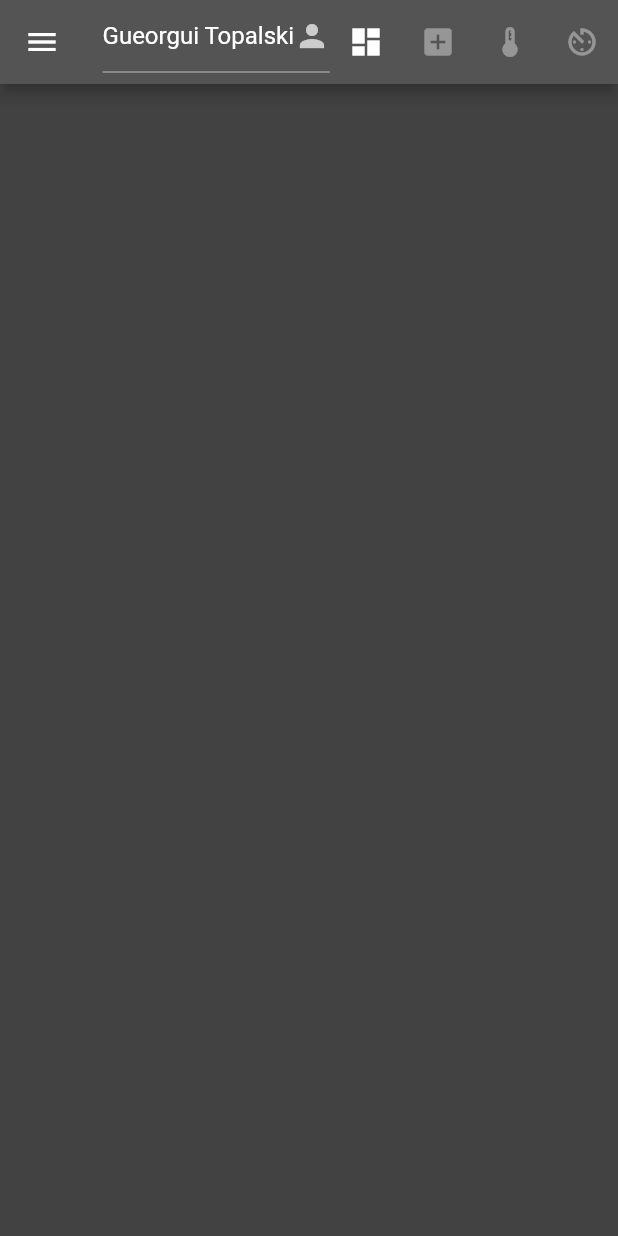
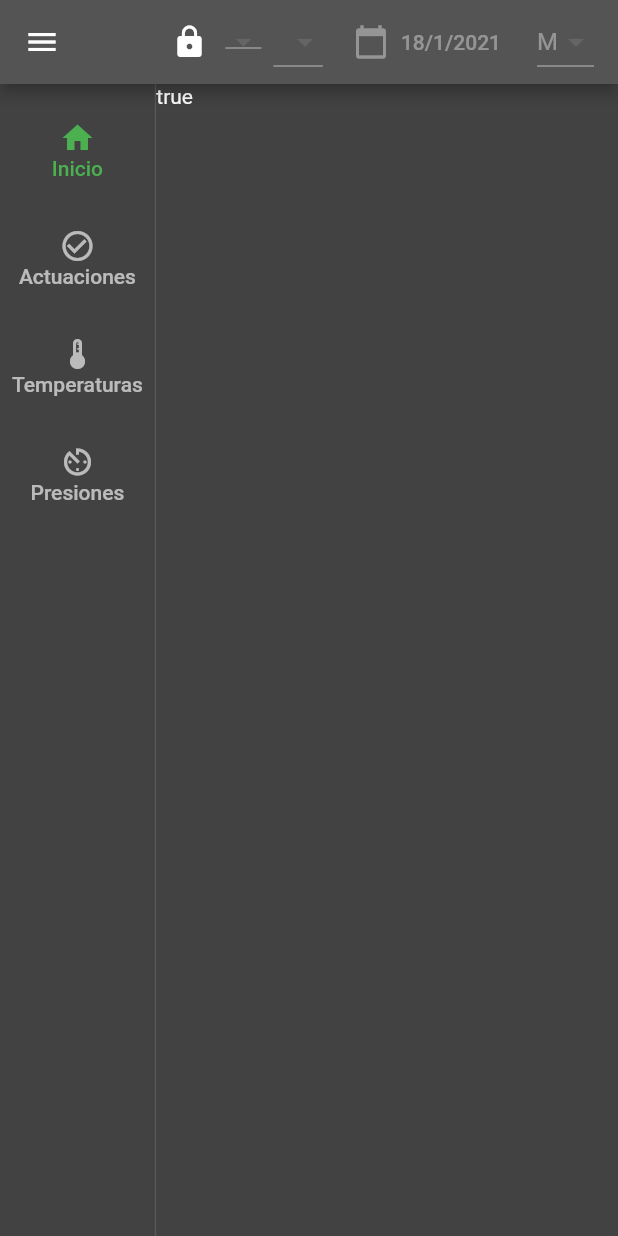
Before and after one commit to gorgtopalski/gm, a Flutter app: the screen it shows after launch, on a phone screen of 412 x 824 dp. Run offline on Flutter 3.47's test engine with Material 2 defaults, Android fonts, the phone set to English and light mode, and no system bars; our stand-ins replace get, hive; accounts and stored records are empty; generated files the repository leaves out were written again.

Commit message:
feat: user setup widget feat: WIP dashboard state

```diff
--- a/lib/view/dashboard.dart
+++ b/lib/view/dashboard.dart
@@ -1,34 +1,54 @@
 import 'package:flutter/material.dart';
 import 'package:get/get.dart';
+import 'package:gm/common/format.dart';
+import 'package:gm/data/database_objects.dart';
+import 'package:gm/widgets/user_setup.dart';
 
 class DashboardController extends GetxController {
   final value = 0.obs;
   final locked = true.obs;
+
+  final currentUser = User().obs;
+  final team = 0.obs;
+  final shift = 0.obs;
+  final currentDate = DateTime.now().obs;
+
+  final navRailIndex = 0.obs;
+
+  @override
+  void onInit() {
+    super.onInit();
+
+    ever(currentDate,
+        (_) => shift.value = DateFormatters.dateToShift(currentDate.value));
+    ever(currentUser, (_) => team.value = currentUser.value.team);
+
+    currentDate.value = DateTime.now();
+  }
 }
 
 class DashboardPage extends StatelessWidget {
   final controller = Get.put(DashboardController());
+  static const String title = "Grease Monkey";
 
-  final String title = "Grease Monkey";
-  final drawerItems = ListView(children: [
+  @override
+  Widget build(BuildContext context) {
+    return Scaffold(
+      appBar: AppBar(
+        title: Text(title),
+        actions: [CurrentUserSelection()],
+      ),
+      drawer: Drawer(
+        child: ListView(children: [
           UserAccountsDrawerHeader(
-      accountName: Text("Hello"),
-      accountEmail: Text("Hello@gmail.com"),
+            accountName: Obx(() => Text(controller.currentUser().toString())),
+            accountEmail:
+                Obx(() => Text('Equipo: ${controller.team().toString()}')),
           ),
           ListTile(
             leading: Icon(Icons.home),
-      title: Text('Inicio'),
-      onTap: () {},
-    ),
-    ListTile(
-      leading: Icon(Icons.thermostat_outlined),
-      title: Text('Temperaturas'),
-      onTap: () {},
-    ),
-    ListTile(
-      leading: Icon(Icons.looks),
-      title: Text('Presiones'),
-      onTap: () {},
+            title: Text('Principal'),
+            onTap: () => Get.offAllNamed('/'),
           ),
           ListTile(
             leading: Icon(Icons.topic),
@@ -49,60 +69,49 @@ class DashboardPage extends StatelessWidget {
               Get.toNamed('/users');
             },
           ),
-  ]);
-
-  @override
-  Widget build(BuildContext context) {
-    var q = <DropdownMenuItem>[
-      DropdownMenuItem(
-        value: 0,
-        child: Text('Gueorgui Topalski'),
+        ]),
       ),
-      DropdownMenuItem(
-        value: 1,
-        child: Text('Hello 2'),
+      body: Row(
+        children: [
+          Obx(
+            () => NavigationRail(
+              selectedIndex: controller.navRailIndex(),
+              labelType: NavigationRailLabelType.all,
+              onDestinationSelected: (index) =>
+                  controller.navRailIndex.value = index,
+              destinations: [
+                NavigationRailDestination(
+                  icon: Icon(Icons.home_outlined),
+                  selectedIcon: Icon(Icons.home),
+                  label: Text('Inicio'),
                 ),
-      DropdownMenuItem(
-        value: 2,
-        child: Text('Hello 3'),
-      )
-    ];
-
-    return Scaffold(
-      appBar: AppBar(
-        title: Text(title),
-        actions: [
-          Obx(
-            () => DropdownButton(
-              value: controller.value(),
-              items: q,
-              icon: Icon(Icons.person),
-              onChanged: (value) => controller.value.value = value,
+                NavigationRailDestination(
+                  icon: Icon(Icons.check_circle_outline),
+                  selectedIcon: Icon(Icons.check_circle),
+                  label: Text('Actuaciones'),
                 ),
+                NavigationRailDestination(
+                  icon: Icon(Icons.thermostat_outlined),
+                  selectedIcon: Icon(Icons.device_thermostat),
+                  label: Text('Temperaturas'),
                 ),
-          IconButton(
-            icon: Icon(Icons.dashboard),
-            onPressed: () {},
-            tooltip: "Vista global",
-          ),
-          IconButton(
-            icon: Icon(Icons.add_box),
-            onPressed: null,
-            tooltip: "Actuaciones",
-          ),
-          IconButton(
-            icon: Icon(Icons.thermostat_outlined),
-            onPressed: null,
-            tooltip: "Temperaturas",
-          ),
-          IconButton(
-            icon: Icon(Icons.av_timer),
-            onPressed: null,
-            tooltip: "Presiones",
+                NavigationRailDestination(
+                  icon: Icon(Icons.av_timer_outlined),
+                  selectedIcon: Icon(Icons.av_timer),
+                  label: Text('Presiones'),
                 ),
               ],
             ),
-      drawer: Drawer(child: drawerItems),
+          ),
+          VerticalDivider(thickness: 1, width: 1),
+          // This is the main content.
+          Expanded(
+            child: Scaffold(
+              body: Obx(() => Text('${controller.locked()}')),
+            ),
+          )
+        ],
+      ),
     );
   }
 }
--- /dev/null
+++ b/lib/widgets/user_setup.dart
@@ -0,0 +1,155 @@
+import 'package:flutter/material.dart';
+import 'package:get/get.dart';
+import 'package:gm/common/format.dart';
+import 'package:gm/data/database_objects.dart';
+import 'package:gm/data/db.dart';
+import 'package:gm/view/dashboard.dart';
+
+class CurrentUserSelection extends StatelessWidget {
+  // The state of the dashboard where everythinhg is stored
+  final controller = Get.find<DashboardController>();
+
+  // Strings used for the UI
+  // TODO: Move somewhere else
+  static const String selectUserTooltip = 'Selecione usuario';
+  static const String selectTeamTooltip = 'Selecione equipo';
+  static const String selectShiftTooltip = 'Selecione turno';
+  static const String selectDateTooltip = 'Selecione fecha';
+
+  // Dropdown menu items for each user
+  final userDropdownList = Db.users.values
+      .map((User e) => DropdownMenuItem<User>(
+            child: Text(e.toString()),
+            value: e,
+          ))
+      .toList();
+
+  // Dropdown menu items for each team
+  static const teamDropdownList = [
+    DropdownMenuItem(
+      child: Text('1'),
+      value: 1,
+    ),
+    DropdownMenuItem(
+      child: Text('2'),
+      value: 2,
+    ),
+    DropdownMenuItem(
+      child: Text('3'),
+      value: 3,
+    ),
+    DropdownMenuItem(
+      child: Text('4'),
+      value: 4,
+    ),
+    DropdownMenuItem(
+      child: Text('5'),
+      value: 5,
+    ),
+  ];
+
+  // Dropdown menu items for each shift
+  static const shiftDropdownList = [
+    DropdownMenuItem(
+      child: Text('M'),
+      value: 1,
+    ),
+    DropdownMenuItem(
+      child: Text('T'),
+      value: 2,
+    ),
+    DropdownMenuItem(
+      child: Text('N'),
+      value: 3,
+    ),
+  ];
+
+  // Calls the provided datetime picker and changes the current date used for the report
+  void setDate(BuildContext context) async {
+    var selected = await showDatePicker(
+        context: context,
+        initialDate: DateTime.now(),
+        firstDate: DateTime.now().subtract(Duration(days: 365)),
+        lastDate: DateTime.now().add(Duration(days: 365)));
+
+    if (selected != null) controller.currentDate.value = selected;
+  }
+
+  @override
+  Widget build(BuildContext context) {
+    return Container(
+      padding: const EdgeInsets.only(right: 16),
+      child: Row(
+        children: [
+          Obx(
+            () => Tooltip(
+                message: controller.locked.value
+                    ? 'Desbloquear campos'
+                    : 'Bloquear campos',
+                child: IconButton(
+                    icon: controller.locked.value
+                        ? Icon(Icons.lock)
+                        : Icon(Icons.lock_open),
+                    onPressed: () {
+                      controller.locked.toggle();
+                    })),
+          ),
+          Tooltip(
+            message: selectUserTooltip,
+            child: Obx(
+              () => DropdownButton(
+                onChanged: controller.locked.value
+                    ? null
+                    : (value) => controller.currentUser.value = value,
+                value: controller.currentUser.value.key == null
+                    ? null
+                    : controller.currentUser.value,
+                items: userDropdownList,
+              ),
+            ),
+          ),
+          SizedBox(
+            width: 8,
+          ),
+          Tooltip(
+            message: selectTeamTooltip,
+            child: Obx(() => DropdownButton(
+                  onChanged: controller.locked.value
+                      ? null
+                      : (value) => controller.team.value = value,
+                  value:
+                      controller.team.value == 0 ? null : controller.team.value,
+                  items: teamDropdownList,
+                )),
+          ),
+          SizedBox(
+            width: 8,
+          ),
+          Obx(() => FlatButton.icon(
+              onPressed:
+                  controller.locked.value ? null : () => setDate(context),
+              icon: Icon(Icons.calendar_today),
+              label:
+                  Text('${DateFormatters.dmy(controller.currentDate.value)}'))),
+          SizedBox(
+            width: 8,
+          ),
+          Tooltip(
+            message: selectShiftTooltip,
+            child: Obx(() => DropdownButton(
+                  onChanged: controller.locked.value
+                      ? null
+                      : (value) {
+                          controller.shift.value = value;
+                        },
+                  value: controller.shift.value == 0
+                      ? null
+                      : controller.shift.value,
+                  items: shiftDropdownList,
+                )),
+          ),
+        ],
+      ),
+    );
+  }
+}
```
Lines whose indentation alone changed are shown as unchanged.
